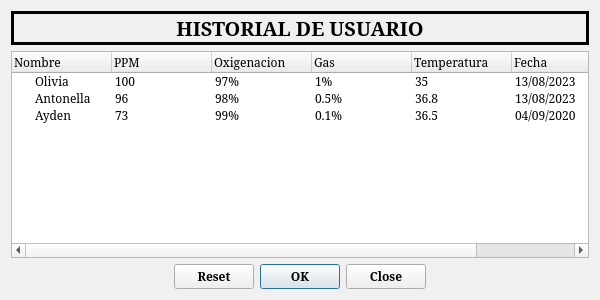
Before: the Qt Designer form APP/historial.ui in adcfrba/TPO_INFOII, drawn with Qt 5.
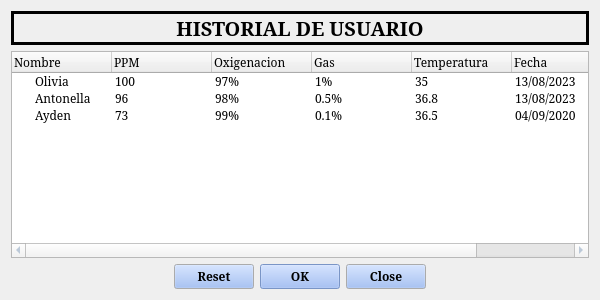
After: the same form once the commit is applied. Icons and pictures are not drawn.

Patch:
```diff
--- a/APP/historial.ui
+++ b/APP/historial.ui
@@ -19,34 +19,52 @@
   <property name="palette">
    <palette>
     <active>
-     <colorrole role="Window">
+     <colorrole role="WindowText">
       <brush brushstyle="SolidPattern">
        <color alpha="255">
-        <red>47</red>
-        <green>47</green>
-        <blue>47</blue>
+        <red>85</red>
+        <green>85</green>
+        <blue>255</blue>
+       </color>
+      </brush>
+     </colorrole>
+     <colorrole role="Highlight">
+      <brush brushstyle="SolidPattern">
+       <color alpha="255">
+        <red>146</red>
+        <green>180</green>
+        <blue>244</blue>
        </color>
       </brush>
      </colorrole>
     </active>
     <inactive>
-     <colorrole role="Window">
+     <colorrole role="WindowText">
       <brush brushstyle="SolidPattern">
        <color alpha="255">
-        <red>240</red>
-        <green>240</green>
-        <blue>240</blue>
+        <red>0</red>
+        <green>0</green>
+        <blue>0</blue>
+       </color>
+      </brush>
+     </colorrole>
+     <colorrole role="Highlight">
+      <brush brushstyle="SolidPattern">
+       <color alpha="255">
+        <red>146</red>
+        <green>180</green>
+        <blue>244</blue>
        </color>
       </brush>
      </colorrole>
     </inactive>
     <disabled>
-     <colorrole role="Window">
+     <colorrole role="WindowText">
       <brush brushstyle="SolidPattern">
        <color alpha="255">
-        <red>47</red>
-        <green>47</green>
-        <blue>47</blue>
+        <red>120</red>
+        <green>120</green>
+        <blue>120</blue>
        </color>
       </brush>
      </colorrole>
@@ -146,6 +164,61 @@
          <height>16777215</height>
         </size>
        </property>
+       <property name="palette">
+        <palette>
+         <active>
+          <colorrole role="WindowText">
+           <brush brushstyle="SolidPattern">
+            <color alpha="255">
+             <red>153</red>
+             <green>174</green>
+             <blue>197</blue>
+            </color>
+           </brush>
+          </colorrole>
+          <colorrole role="Highlight">
+           <brush brushstyle="SolidPattern">
+            <color alpha="255">
+             <red>146</red>
+             <green>180</green>
+             <blue>244</blue>
+            </color>
+           </brush>
+          </colorrole>
+         </active>
+         <inactive>
+          <colorrole role="WindowText">
+           <brush brushstyle="SolidPattern">
+            <color alpha="255">
+             <red>153</red>
+             <green>174</green>
+             <blue>197</blue>
+            </color>
+           </brush>
+          </colorrole>
+          <colorrole role="Highlight">
+           <brush brushstyle="SolidPattern">
+            <color alpha="255">
+             <red>146</red>
+             <green>180</green>
+             <blue>244</blue>
+            </color>
+           </brush>
+          </colorrole>
+         </inactive>
+         <disabled>
+          <colorrole role="WindowText">
+           <brush brushstyle="SolidPattern">
+            <color alpha="255">
+             <red>120</red>
+             <green>120</green>
+             <blue>120</blue>
+            </color>
+           </brush>
+          </colorrole>
+         </disabled>
+        </palette>
+       </property>
        <property name="font">
         <font>
          <family>MS Serif</family>
@@ -267,18 +340,27 @@
         <colorrole role="WindowText">
          <brush brushstyle="SolidPattern">
           <color alpha="255">
-           <red>16</red>
-           <green>0</green>
-           <blue>24</blue>
+           <red>85</red>
+           <green>85</green>
+           <blue>255</blue>
           </color>
          </brush>
         </colorrole>
         <colorrole role="Button">
          <brush brushstyle="SolidPattern">
           <color alpha="255">
-           <red>121</red>
-           <green>99</green>
-           <blue>147</blue>
+           <red>146</red>
+           <green>180</green>
+           <blue>244</blue>
+          </color>
+         </brush>
+        </colorrole>
+        <colorrole role="Highlight">
+         <brush brushstyle="SolidPattern">
+          <color alpha="255">
+           <red>146</red>
+           <green>180</green>
+           <blue>244</blue>
           </color>
          </brush>
         </colorrole>
@@ -296,9 +378,18 @@
         <colorrole role="Button">
          <brush brushstyle="SolidPattern">
           <color alpha="255">
-           <red>240</red>
-           <green>240</green>
-           <blue>240</blue>
+           <red>146</red>
+           <green>180</green>
+           <blue>244</blue>
+          </color>
+         </brush>
+        </colorrole>
+        <colorrole role="Highlight">
+         <brush brushstyle="SolidPattern">
+          <color alpha="255">
+           <red>146</red>
+           <green>180</green>
+           <blue>244</blue>
           </color>
          </brush>
         </colorrole>
@@ -316,9 +407,9 @@
         <colorrole role="Button">
          <brush brushstyle="SolidPattern">
           <color alpha="255">
-           <red>121</red>
-           <green>99</green>
-           <blue>147</blue>
+           <red>146</red>
+           <green>180</green>
+           <blue>244</blue>
           </color>
          </brush>
         </colorrole>
```
Left out of the diff: 24 changed lines with no effect on the pictures.
